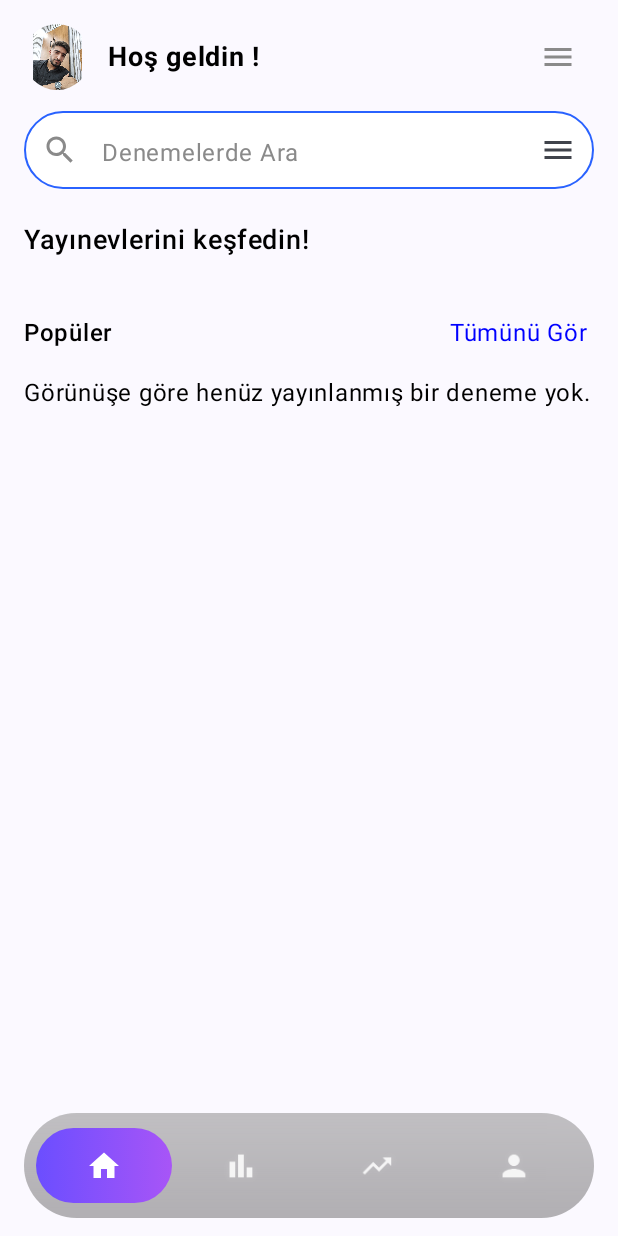
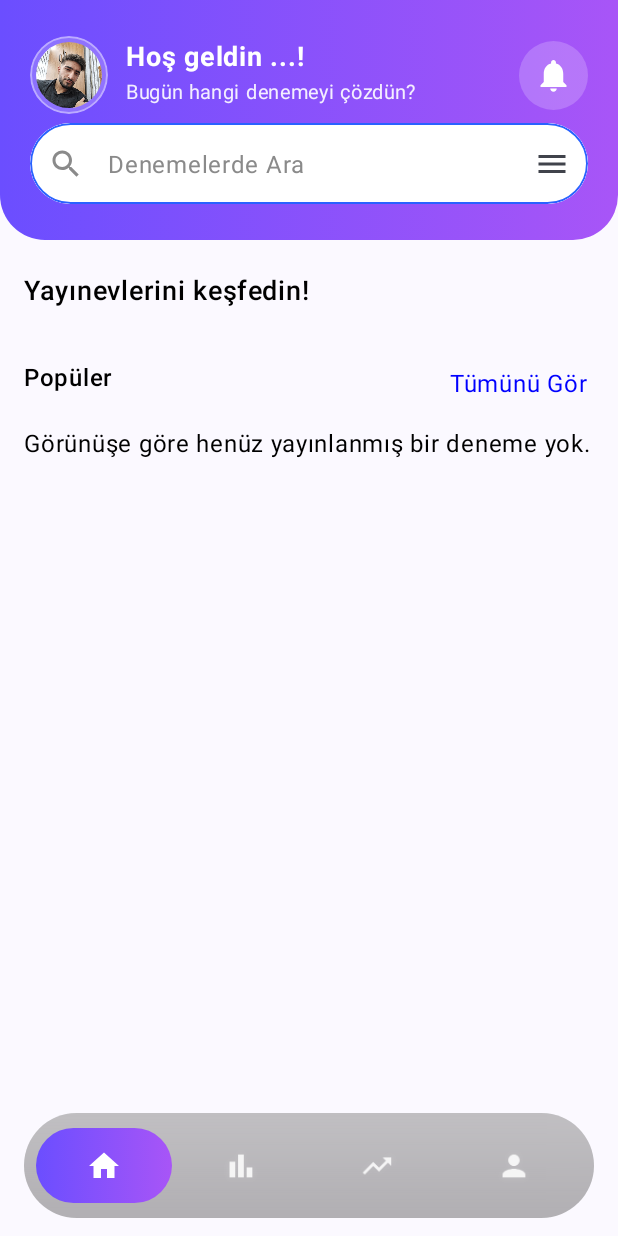
Before and after one commit to mahmutconger/SmartExam, an Android app built with Jetpack Compose: the HomeScreen screen opened through its navigation route, on a phone screen of 412 x 824 dp. Run offline under Robolectric (Android 15) with nearby library versions, the phone set to English and light mode, and no system bars; our stand-ins replace Dagger/Hilt's generated code, Firebase (no records; nobody signed in at launch, a user with empty details on screens opened directly); pictures from the network do not load.

Commit message:
Updated HomeScreen (State,view,viewModel : name and photoUrl)

```diff
--- a/app/src/main/java/com/anlarsinsoftware/denecoz/Model/State/Student/HomeUiState.kt
+++ b/app/src/main/java/com/anlarsinsoftware/denecoz/Model/State/Student/HomeUiState.kt
@@ -7,7 +7,7 @@ data class HomeUiState(
     val isLoading: Boolean = false,
     val errorMessage: String? = null,
     val exams: List<PublishedExamSummary> = emptyList(),
-    val username: String = "Kullanıcı", // Kişiselleştirme için
-    val searchQuery: String = "", // Arama çubuğunun metni
+    val userProfile: UserProfile? = null,
+    val searchQuery: String = "",
     val publishers: List<PublisherSummary> = emptyList(),
 )
--- a/app/src/main/java/com/anlarsinsoftware/denecoz/View/StudentView/HomeScreen.kt
+++ b/app/src/main/java/com/anlarsinsoftware/denecoz/View/StudentView/HomeScreen.kt
@@ -1,13 +1,11 @@
 package com.anlarsinsoftware.denecoz.View.StudentView
 
-import androidx.compose.foundation.Image
 import androidx.compose.foundation.background
 import androidx.compose.foundation.clickable
 import androidx.compose.foundation.layout.*
 import androidx.compose.foundation.lazy.LazyRow
 import androidx.compose.foundation.lazy.items
 import androidx.compose.foundation.lazy.LazyColumn
-import androidx.compose.foundation.shape.CircleShape
 import androidx.compose.foundation.shape.RoundedCornerShape
 import androidx.compose.material.icons.Icons
 import androidx.compose.material.icons.filled.*
@@ -33,6 +31,7 @@ import com.anlarsinsoftware.denecoz.Model.Student.PublisherSummary
 import com.anlarsinsoftware.denecoz.R
 import com.anlarsinsoftware.denecoz.Screen
 import com.anlarsinsoftware.denecoz.View.Common.AnimatedBottomBar
+import com.anlarsinsoftware.denecoz.View.Common.HeaderSection
 import com.anlarsinsoftware.denecoz.ViewModel.StudentViewModel.HomeViewModel
 
 
@@ -86,98 +85,39 @@ fun HomeScreen(
         LazyColumn(
             modifier = Modifier
                 .fillMaxSize()
-                .padding(paddingValues)
-                .padding(horizontal = 16.dp),
-            verticalArrangement = Arrangement.Top
+                .padding(paddingValues),
+            verticalArrangement = Arrangement.Top,
+            contentPadding = PaddingValues(0.dp)
         ) {
             item {
-                Spacer(modifier = Modifier.height(14.dp))
-
-                // --- Üst Row: profil + selam + menü
-                Row(
-                    modifier = Modifier.fillMaxWidth(),
-                    verticalAlignment = Alignment.CenterVertically
-                ) {
-                    Image(
-                        painter = painterResource(id = R.drawable.profile_placeholder),
-                        contentDescription = "Profile",
-                        modifier = Modifier
-                            .size(44.dp)
-                            .clip(CircleShape)
-                    )
-
-                    Spacer(modifier = Modifier.width(12.dp))
-
-                    Column(modifier = Modifier.weight(1f)) {
-                        Text(
-                            text = stringResource(id = R.string.welcome_greeting, uiState.username),
-                            fontSize = 18.sp,
-                            fontWeight = FontWeight.Bold
+                HeaderSection(
+                    userName = uiState.userProfile?.name ?: "...",
+                    userPhotoUrl = uiState.userProfile?.profileImageUrl ?: "",
+                    query = uiState.searchQuery,
+                    onQueryChanged = { newQuery ->
+                        viewModel.onQueryChanged(newQuery)
+                    },
+                    onNotificationClick = {
+                        // TODO: Bildirimler ekranına git
+                    }
                 )
             }
 
-                    IconButton(onClick = { /* menu */ }) {
-                        Icon(
-                            imageVector = Icons.Default.Menu,
-                            contentDescription = "Menu",
-                            tint = muted
-                        )
-                    }
-                }
-
-                Spacer(modifier = Modifier.height(12.dp))
-
-                // --- Search bar
-                OutlinedTextField(
-                    value = uiState.searchQuery,
-                    onValueChange = { viewModel.onQueryChanged(it) },
-                    modifier = Modifier
-                        .fillMaxWidth()
-                        .height(52.dp),
-                    placeholder = { Text(text = stringResource(id = R.string.search_placeholder)) },
-                    leadingIcon = {
-                        Icon(
-                            imageVector = Icons.Default.Search,
-                            contentDescription = "Search"
-                        )
-                    },
-                    trailingIcon = {
-                        IconButton(onClick = { /* filter */ }) {
-                            Icon(
-                                imageVector = Icons.Filled.Menu,
-                                contentDescription = "Filter"
-                            )
-                        }
-                    },
-                    singleLine = true,
-                    shape = RoundedCornerShape(28.dp),
-                    colors = TextFieldDefaults.colors(
-                        focusedIndicatorColor = outline,
-                        unfocusedIndicatorColor = outline,
-                        focusedContainerColor = Color.White,
-                        unfocusedContainerColor = Color.White,
-                        focusedLeadingIconColor = outline,
-                        unfocusedLeadingIconColor = muted,
-                        unfocusedPlaceholderColor = muted
-                    )
-                )
-
+            item {
+                Column(modifier = Modifier.padding(horizontal = 16.dp)) {
                     Spacer(modifier = Modifier.height(22.dp))
-
-                // --- Yayınevleri başlığı
                     Text(
                         text = stringResource(id = R.string.discover_publishers),
                         fontWeight = FontWeight.SemiBold,
                         fontSize = 18.sp
                     )
-
                     Spacer(modifier = Modifier.height(12.dp))
                 }
-
+            }
             // --- Publishers carousel (tek item)
             item {
                 LazyRow(
-                    horizontalArrangement = Arrangement.spacedBy(12.dp)
+                    contentPadding = PaddingValues(horizontal = 16.dp),
                 ) {
                     items(uiState.publishers, key = { it.id }) { pub ->
                         PublisherItem(pub = pub)
@@ -190,8 +130,10 @@ fun HomeScreen(
             // --- Popüler header
             item {
                 Row(
-                    modifier = Modifier.fillMaxWidth(),
-                    verticalAlignment = Alignment.CenterVertically
+                    modifier = Modifier
+                        .fillMaxWidth()
+                        .padding(horizontal = 16.dp),
+                    //verticalAlignment = Alignment.CenterVertically
                 ) {
                     Text(
                         text = stringResource(id = R.string.popular),
@@ -213,20 +155,26 @@ fun HomeScreen(
 
             if (uiState.exams.isEmpty() && !uiState.isLoading) {
                 item {
-                    Text("Görünüşe göre henüz yayınlanmış bir deneme yok.")
+                    Text("Görünüşe göre henüz yayınlanmış bir deneme yok.",
+                            modifier = Modifier.padding(horizontal = 16.dp))
                 }
             } else {
                 item {
                     LazyRow(
-                    horizontalArrangement = Arrangement.spacedBy(12.dp)
+                        contentPadding = PaddingValues(horizontal = 16.dp)
                     ) {
                         items(uiState.exams) { exam ->
                             ProductCard(
                                 exam = exam,
                                 onClick = {
-                                navController?.navigate(Screen.ExamDetailsScreen.createRoute(exam.id))
+                                    navController?.navigate(
+                                        Screen.ExamDetailsScreen.createRoute(
+                                            exam.id
+                                        )
+                                    )
                                 }
                             )
+                            Spacer(modifier = Modifier.width(8.dp))
                         }
                     }
 
@@ -267,7 +215,9 @@ private fun PublisherItem(pub: PublisherSummary) {
                 model = pub.logoUrl,
                 contentDescription = pub.name,
                 placeholder = painterResource(id = R.drawable.logo_limit),
-                modifier = Modifier.padding(12.dp).fillMaxSize()
+                modifier = Modifier
+                    .padding(12.dp)
+                    .fillMaxSize()
             )
         }
     }
--- a/app/src/main/java/com/anlarsinsoftware/denecoz/ViewModel/StudentViewModel/HomeViewModel.kt
+++ b/app/src/main/java/com/anlarsinsoftware/denecoz/ViewModel/StudentViewModel/HomeViewModel.kt
@@ -4,6 +4,8 @@ import androidx.lifecycle.ViewModel
 import androidx.lifecycle.viewModelScope
 import com.anlarsinsoftware.denecoz.Model.PublishedExamSummary
 import com.anlarsinsoftware.denecoz.Model.State.Student.HomeUiState
+import com.anlarsinsoftware.denecoz.Model.State.Student.UserProfile
+import com.anlarsinsoftware.denecoz.Repository.AuthRepository
 import com.anlarsinsoftware.denecoz.Repository.PublisherRepo.ExamRepository
 import com.google.firebase.auth.FirebaseAuth
 import dagger.hilt.android.lifecycle.HiltViewModel
@@ -17,6 +19,7 @@ import javax.inject.Inject
 @HiltViewModel
 class HomeViewModel @Inject constructor(
     private val examRepository: ExamRepository,
+    private val authRepository: AuthRepository,
     private val auth: FirebaseAuth // Kullanıcı adını almak için
 ) : ViewModel() {
 
@@ -31,34 +34,42 @@ class HomeViewModel @Inject constructor(
     }
 
     private fun loadInitialData() {
+        val studentId = auth.currentUser?.uid
+        if (studentId == null) {
+            _uiState.update { it.copy(isLoading = false, errorMessage = "Kullanıcı bulunamadı.") }
+            return
+        }
+
         viewModelScope.launch {
-            _uiState.update { it.copy(isLoading = true, username = auth.currentUser?.displayName ?: "Kullanıcı") }
+            _uiState.update { it.copy(isLoading = true,) }
 
-            // Denemeleri ve yayınevlerini AYNI ANDA (paralel) çek
             val examsDeferred = async { examRepository.getPublishedExams() }
             val publishersDeferred = async { examRepository.getPublishers() }
+            val profileDeferred = async { authRepository.getUserProfile(studentId) }
 
             val examsResult = examsDeferred.await()
             val publishersResult = publishersDeferred.await()
+            val profileResult = profileDeferred.await()
 
-            examsResult.onSuccess { exams ->
-                allExams = exams
-                _uiState.update { it.copy(exams = exams) }
-            }.onFailure { exception ->
+            _uiState.update { currentState ->
+                var updatedState = currentState.copy(isLoading = false)
 
-                _uiState.update {
-                    it.copy(isLoading = false, errorMessage = exception.message)
-                }
+                examsResult.onSuccess { exams ->
+                    allExams = exams
+                    updatedState = updatedState.copy(exams = exams)
+                }.onFailure { e -> updatedState = updatedState.copy(errorMessage = e.message) }
+
+                publishersResult.onSuccess { publishers ->
+                    updatedState = updatedState.copy(publishers = publishers)
+                }.onFailure { e -> updatedState = updatedState.copy(errorMessage = e.message) }
+
+                profileResult.onSuccess { profile ->
+                    updatedState = updatedState.copy(userProfile = profile)
+                }.onFailure { e -> updatedState = updatedState.copy(errorMessage = e.message) }
+
+                updatedState
             }
 
-            publishersResult.onSuccess { publishers ->
-                _uiState.update { it.copy(publishers = publishers) }
-            }.onFailure { exception ->
-                _uiState.update {
-                    it.copy(isLoading = false, errorMessage = exception.message)
-                }
-            }
-            _uiState.update { it.copy(isLoading = false) }
         }
     }
 
```
Lines whose indentation alone changed are shown as unchanged.
